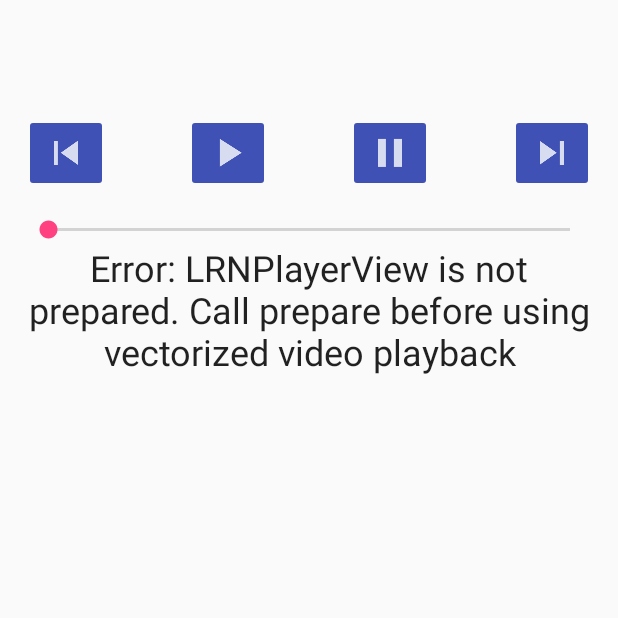
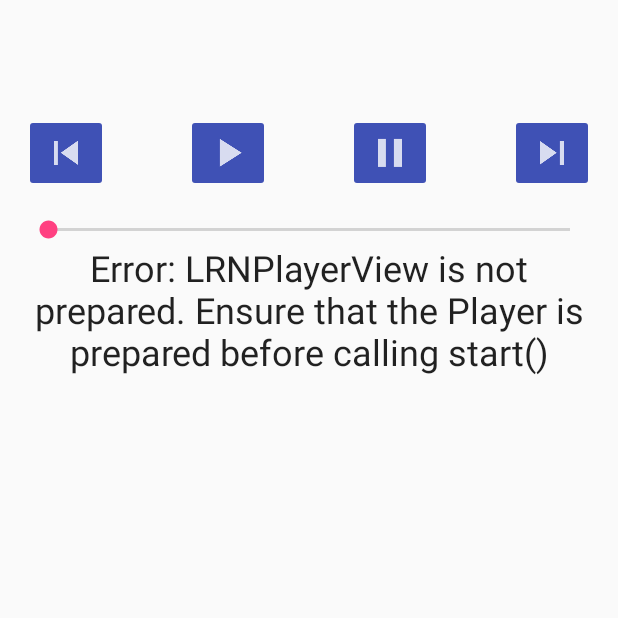
Before and after one commit to Vectorly/AndroidSDK, an Android app: the screen it shows after launch (MainActivity), after a tap on an icon or button, on a phone screen of 412 x 824 dp, the top half of it. Run offline under Robolectric (Android 15) with nearby library versions, the phone set to English and light mode, and no system bars.

Commit message:
Added action description when a NotPreparedException occurs

```diff
--- a/lrnplayer/src/main/java/io/dotlearn/lrnplayer/LRNPlayerView.kt
+++ b/lrnplayer/src/main/java/io/dotlearn/lrnplayer/LRNPlayerView.kt
@@ -166,19 +166,19 @@ class LRNPlayerView: FrameLayout, LRNPlayerContract.PlayerView {
     }
 
     override fun start() {
-        if(checkIsPrepared()) {
+        if(checkIsPrepared("start()")) {
             webView.loadUrl("javascript:play();")
         }
     }
 
     override fun pause() {
-        if(checkIsPrepared()) {
+        if(checkIsPrepared("pause()")) {
             webView.loadUrl("javascript:pause();")
         }
     }
 
     override fun seekTo(seekPos: Long) {
-        if(checkIsPrepared()) {
+        if(checkIsPrepared("seekTo()")) {
             webView.loadUrl("""javascript:seekTo("$seekPos");""")
         }
     }
@@ -224,9 +224,10 @@ class LRNPlayerView: FrameLayout, LRNPlayerContract.PlayerView {
         webInterface.onError(e)
     }
 
-    private fun checkIsPrepared(): Boolean {
+    private fun checkIsPrepared(actionName: String): Boolean {
         if(!isPrepared) {
-            onError(LRNPlayerNotPreparedException("LRNPlayerView is not prepared. Call prepare before using vectorized video playback"))
+            onError(LRNPlayerNotPreparedException("LRNPlayerView is not prepared. " +
+                    "Ensure that the Player is prepared before calling $actionName"))
             return false
         }
 
```
